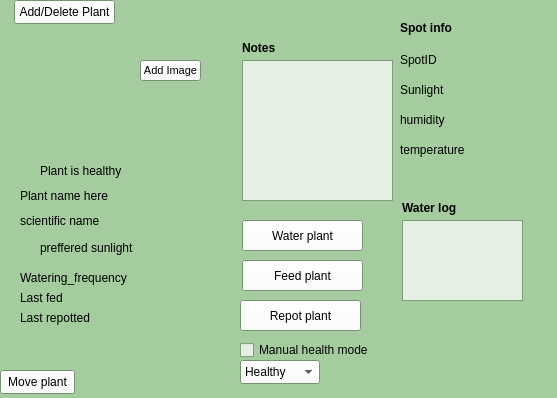
denzelxav/Plantfolio, file project/ui/plant_view.ui: the form before one commit.
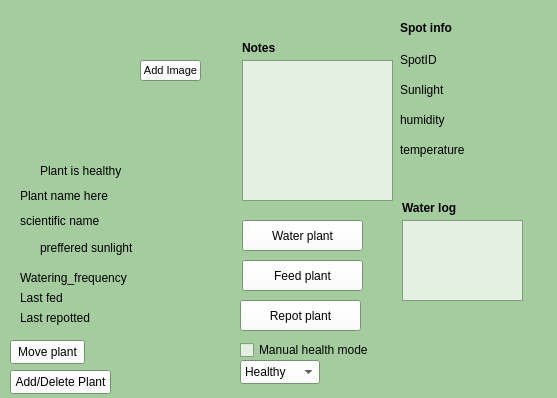
The form after the commit. Icons and pictures are not drawn.

What changed in the file:
```diff
--- a/project/ui/plant_view.ui
+++ b/project/ui/plant_view.ui
@@ -627,8 +627,8 @@
    <widget class="QPushButton" name="add_delete_plant">
     <property name="geometry">
      <rect>
-      <x>14</x>
-      <y>0</y>
+      <x>10</x>
+      <y>370</y>
       <width>101</width>
       <height>24</height>
      </rect>
@@ -677,8 +677,8 @@
    <widget class="QPushButton" name="move_button">
     <property name="geometry">
      <rect>
-      <x>0</x>
-      <y>370</y>
+      <x>10</x>
+      <y>340</y>
       <width>75</width>
       <height>24</height>
      </rect>
```
